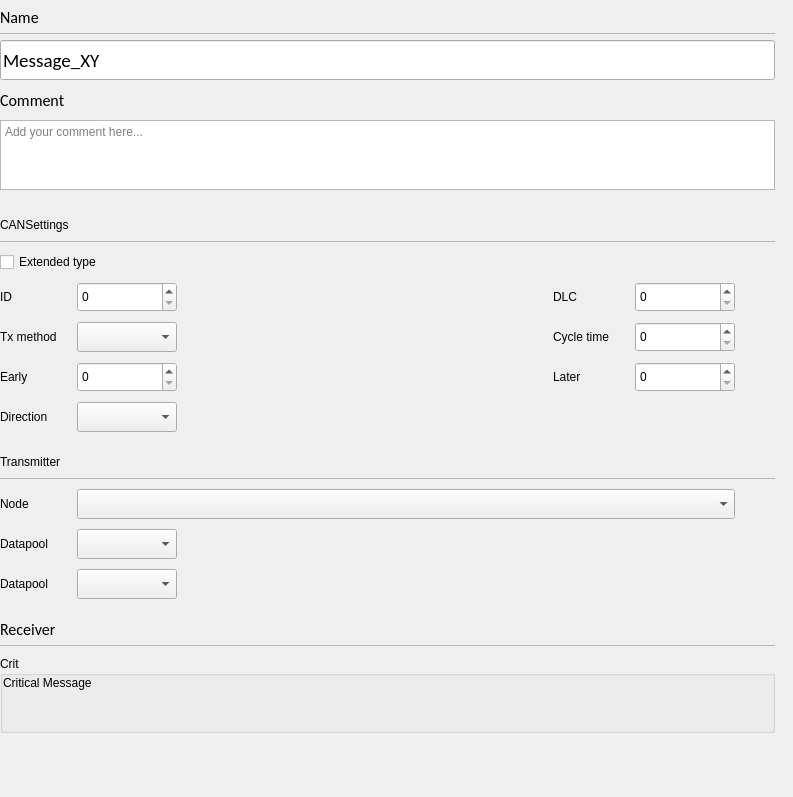
Before: the Qt Designer form opensyde_tool/src/system_definition/bus_edit/C_SdBueMessagePropertiesWidget.ui in openSYDE/openSYDE, drawn with Qt 5.
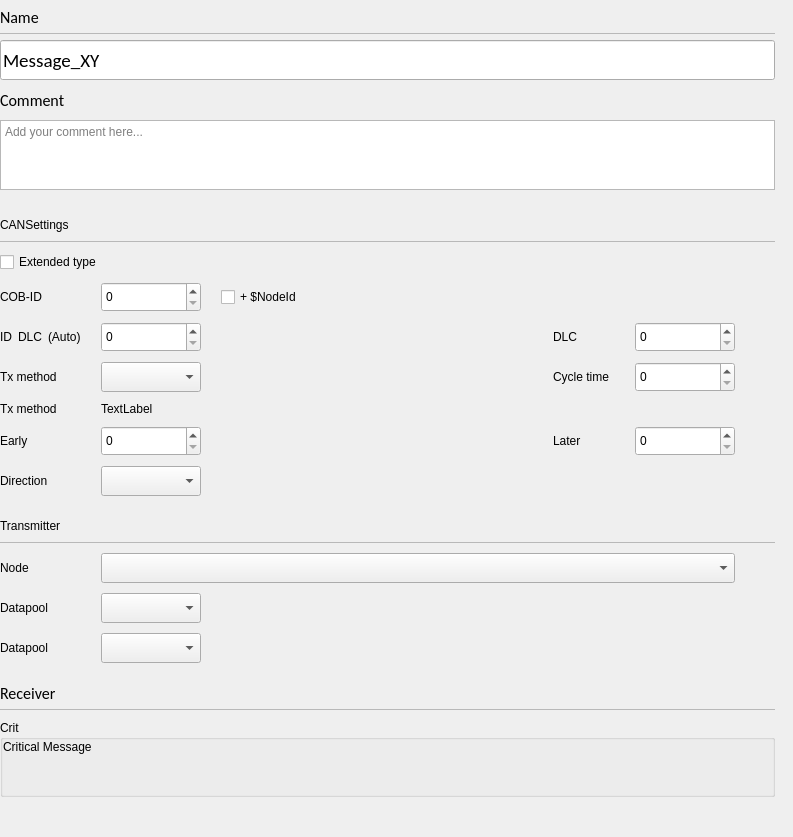
After: the same form once the commit is applied. Custom widgets are drawn as their Qt base class.

What changed in the file:
```diff
--- a/opensyde_tool/src/system_definition/bus_edit/C_SdBueMessagePropertiesWidget.ui
+++ b/opensyde_tool/src/system_definition/bus_edit/C_SdBueMessagePropertiesWidget.ui
@@ -10,7 +10,7 @@
     <x>0</x>
     <y>0</y>
     <width>793</width>
-    <height>797</height>
+    <height>837</height>
    </rect>
   </property>
   <property name="windowTitle">
@@ -246,252 +246,14 @@
       </layout>
      </item>
      <item>
-      <layout class="QGridLayout" name="gridLayout" rowstretch="0,0,0,0,0,0,0,0,0,0,0,0" columnstretch="0,0,0,0,0,0">
+      <layout class="QGridLayout" name="gridLayout" rowstretch="0,0,0,0,0,0,0,0,0,0,0,0,0,0" columnstretch="0,0,0,0,0,0">
        <property name="horizontalSpacing">
         <number>20</number>
        </property>
        <property name="verticalSpacing">
         <number>10</number>
        </property>
-       <item row="9" column="0">
-        <widget class="stw_opensyde_gui_elements::C_OgeLabGroupItem" name="pc_LabelTransmitterDatapoolOnly">
-         <property name="text">
-          <string>Datapool</string>
-         </property>
-        </widget>
-       </item>
-       <item row="4" column="0">
-        <widget class="stw_opensyde_gui_elements::C_OgeLabGroupItem" name="pc_LabelEarly">
-         <property name="text">
-          <string>Early</string>
-         </property>
-        </widget>
-       </item>
-       <item row="9" column="1">
-        <widget class="stw_opensyde_gui_elements::C_OgeCbxText" name="pc_ComboBoxTransmitterDatapoolOnly">
-         <property name="minimumSize">
-          <size>
-           <width>100</width>
-           <height>30</height>
-          </size>
-         </property>
-         <property name="maximumSize">
-          <size>
-           <width>16777215</width>
-           <height>30</height>
-          </size>
-         </property>
-        </widget>
-       </item>
-       <item row="3" column="4">
-        <widget class="stw_opensyde_gui_elements::C_OgeSpxNumber" name="pc_SpinBoxCycleTime">
-         <property name="minimumSize">
-          <size>
-           <width>100</width>
-           <height>30</height>
-          </size>
-         </property>
-         <property name="maximumSize">
-          <size>
-           <width>16777215</width>
-           <height>30</height>
-          </size>
-         </property>
-        </widget>
-       </item>
-       <item row="2" column="3">
-        <widget class="stw_opensyde_gui_elements::C_OgeLabGroupItem" name="pc_LabelDlc">
-         <property name="minimumSize">
-          <size>
-           <width>62</width>
-           <height>0</height>
-          </size>
-         </property>
-         <property name="maximumSize">
-          <size>
-           <width>62</width>
-           <height>16777215</height>
-          </size>
-         </property>
-         <property name="text">
-          <string>DLC</string>
-         </property>
-        </widget>
-       </item>
-       <item row="2" column="0">
-        <widget class="stw_opensyde_gui_elements::C_OgeLabGroupItem" name="pc_LabelID">
-         <property name="text">
-          <string>ID</string>
-         </property>
-        </widget>
-       </item>
-       <item row="2" column="1">
-        <widget class="stw_opensyde_gui_elements::C_OgeSpxNumber" name="pc_SpinBoxId">
-         <property name="minimumSize">
-          <size>
-           <width>100</width>
-           <height>30</height>
-          </size>
-         </property>
-         <property name="maximumSize">
-          <size>
-           <width>16777215</width>
-           <height>30</height>
-          </size>
-         </property>
-         <property name="displayIntegerBase">
-          <number>16</number>
-         </property>
-        </widget>
-       </item>
-       <item row="5" column="0">
-        <widget class="stw_opensyde_gui_elements::C_OgeLabGroupItem" name="pc_LabelDirection">
-         <property name="text">
-          <string>Direction</string>
-         </property>
-        </widget>
-       </item>
-       <item row="5" column="1">
-        <widget class="stw_opensyde_gui_elements::C_OgeCbxText" name="pc_ComboBoxDirection">
-         <property name="minimumSize">
-          <size>
-           <width>100</width>
-           <height>30</height>
-          </size>
-         </property>
-         <property name="maximumSize">
-          <size>
-           <width>16777215</width>
-           <height>30</height>
-          </size>
-         </property>
-        </widget>
-       </item>
-       <item row="10" column="0" colspan="6">
-        <layout class="QVBoxLayout" name="verticalLayout_13">
-         <property name="topMargin">
-          <number>5</number>
-         </property>
-         <item>
-          <widget class="stw_opensyde_gui_elements::C_OgeLabHeadingGroupBold" name="pc_LabelReceiver">
-           <property name="minimumSize">
-            <size>
-             <width>0</width>
-             <height>30</height>
-            </size>
-           </property>
-           <property name="maximumSize">
-            <size>
-             <width>16777215</width>
-             <height>30</height>
-            </size>
-           </property>
-           <property name="font">
-            <font>
-             <family>Calibri</family>
-             <pointsize>12</pointsize>
-            </font>
-           </property>
-           <property name="text">
-            <string>Receiver</string>
-           </property>
-          </widget>
-         </item>
-         <item>
-          <layout class="QHBoxLayout" name="horizontalLayout_28" stretch="1">
-           <property name="spacing">
-            <number>0</number>
-           </property>
-           <property name="leftMargin">
-            <number>0</number>
-           </property>
-           <property name="topMargin">
-            <number>1</number>
-           </property>
-           <item>
-            <widget class="stw_opensyde_gui_elements::C_OgeFraSeparator" name="pc_SeparatorReceiver">
-             <property name="minimumSize">
-              <size>
-               <width>0</width>
-               <height>1</height>
-              </size>
-             </property>
-             <property name="maximumSize">
-              <size>
-               <width>16777215</width>
-               <height>1</height>
-              </size>
-             </property>
-             <property name="frameShape">
-              <enum>QFrame::StyledPanel</enum>
-             </property>
-             <property name="frameShadow">
-              <enum>QFrame::Raised</enum>
-             </property>
-            </widget>
-           </item>
-          </layout>
-         </item>
-        </layout>
-       </item>
-       <item row="7" column="0">
-        <widget class="stw_opensyde_gui_elements::C_OgeLabGroupItem" name="pc_LabelTransmitterNode">
-         <property name="text">
-          <string>Node</string>
-         </property>
-        </widget>
-       </item>
-       <item row="3" column="3">
-        <widget class="stw_opensyde_gui_elements::C_OgeLabGroupItem" name="pc_LabelCycleTime">
-         <property name="text">
-          <string>Cycle time</string>
-         </property>
-        </widget>
-       </item>
-       <item row="2" column="2">
-        <spacer name="horizontalSpacer">
-         <property name="orientation">
-          <enum>Qt::Horizontal</enum>
-         </property>
-         <property name="sizeHint" stdset="0">
-          <size>
-           <width>10</width>
-           <height>1</height>
-          </size>
-         </property>
-        </spacer>
-       </item>
-       <item row="1" column="0" colspan="6">
-        <widget class="stw_opensyde_gui_elements::C_OgeChxProperties" name="pc_CheckBoxExtendedType">
-         <property name="text">
-          <string>Extended type</string>
-         </property>
-        </widget>
-       </item>
-       <item row="4" column="3">
-        <widget class="stw_opensyde_gui_elements::C_OgeLabGroupItem" name="pc_LabelLater">
-         <property name="text">
-          <string>Later</string>
-         </property>
-        </widget>
-       </item>
-       <item row="4" column="4">
-        <widget class="stw_opensyde_gui_elements::C_OgeSpxNumber" name="pc_SpinBoxLater">
-         <property name="minimumSize">
-          <size>
-           <width>100</width>
-           <height>30</height>
-          </size>
-         </property>
-         <property name="maximumSize">
-          <size>
-           <width>16777215</width>
-           <height>30</height>
-          </size>
-         </property>
-        </widget>
-       </item>
-       <item row="11" column="0" colspan="6">
+       <item row="13" column="0" colspan="6">
         <widget class="stw_opensyde_gui_elements::C_OgeGbxTransparent" name="pc_GroupBoxCriticalMessage">
          <property name="title">
           <string>Crit</string>
@@ -535,6 +297,68 @@
          </layout>
         </widget>
        </item>
+       <item row="3" column="2">
+        <spacer name="horizontalSpacer">
+         <property name="orientation">
+          <enum>Qt::Horizontal</enum>
+         </property>
+         <property name="sizeHint" stdset="0">
+          <size>
+           <width>10</width>
+           <height>1</height>
+          </size>
+         </property>
+        </spacer>
+       </item>
+       <item row="10" column="1">
+        <widget class="stw_opensyde_gui_elements::C_OgeCbxText" name="pc_ComboBoxTransmitterDatapool">
+         <property name="minimumSize">
+          <size>
+           <width>0</width>
+           <height>30</height>
+          </size>
+         </property>
+         <property name="maximumSize">
+          <size>
+           <width>16777215</width>
+           <height>30</height>
+          </size>
+         </property>
+        </widget>
+       </item>
+       <item row="2" column="0">
+        <widget class="stw_opensyde_gui_elements::C_OgeLabGroupItem" name="pc_LabelCobId">
+         <property name="text">
+          <string>COB-ID</string>
+         </property>
+        </widget>
+       </item>
+       <item row="2" column="1">
+        <widget class="stw_opensyde_gui_elements::C_OgeSpxNumber" name="pc_SpinBoxCobId">
+         <property name="minimumSize">
+          <size>
+           <width>100</width>
+           <height>30</height>
+          </size>
+         </property>
+         <property name="maximumSize">
+          <size>
+           <width>16777215</width>
+           <height>30</height>
+          </size>
+         </property>
+         <property name="displayIntegerBase">
+          <number>16</number>
+         </property>
+        </widget>
+       </item>
+       <item row="9" column="0">
+        <widget class="stw_opensyde_gui_elements::C_OgeLabGroupItem" name="pc_LabelTransmitterNode">
+         <property name="text">
+          <string>Node</string>
+         </property>
+        </widget>
+       </item>
        <item row="0" column="0" colspan="6">
         <layout class="QVBoxLayout" name="verticalLayout_11">
          <property name="topMargin">
@@ -596,46 +420,201 @@
          </item>
         </layout>
        </item>
+       <item row="11" column="1">
+        <widget class="stw_opensyde_gui_elements::C_OgeCbxText" name="pc_ComboBoxTransmitterDatapoolOnly">
+         <property name="minimumSize">
+          <size>
+           <width>100</width>
+           <height>30</height>
+          </size>
+         </property>
+         <property name="maximumSize">
+          <size>
+           <width>16777215</width>
+           <height>30</height>
+          </size>
+         </property>
+        </widget>
+       </item>
+       <item row="12" column="0" colspan="6">
+        <layout class="QVBoxLayout" name="verticalLayout_13">
+         <property name="topMargin">
+          <number>5</number>
+         </property>
+         <item>
+          <widget class="stw_opensyde_gui_elements::C_OgeLabHeadingGroupBold" name="pc_LabelReceiver">
+           <property name="minimumSize">
+            <size>
+             <width>0</width>
+             <height>30</height>
+            </size>
+           </property>
+           <property name="maximumSize">
+            <size>
+             <width>16777215</width>
+             <height>30</height>
+            </size>
+           </property>
+           <property name="font">
+            <font>
+             <family>Calibri</family>
+             <pointsize>12</pointsize>
+            </font>
+           </property>
+           <property name="text">
+            <string>Receiver</string>
+           </property>
+          </widget>
+         </item>
+         <item>
+          <layout class="QHBoxLayout" name="horizontalLayout_28" stretch="1">
+           <property name="spacing">
+            <number>0</number>
+           </property>
+           <property name="leftMargin">
+            <number>0</number>
+           </property>
+           <property name="topMargin">
+            <number>1</number>
+           </property>
+           <item>
+            <widget class="stw_opensyde_gui_elements::C_OgeFraSeparator" name="pc_SeparatorReceiver">
+             <property name="minimumSize">
+              <size>
+               <width>0</width>
+               <height>1</height>
+              </size>
+             </property>
+             <property name="maximumSize">
+              <size>
+               <width>16777215</width>
+               <height>1</height>
+              </size>
+             </property>
+             <property name="frameShape">
+              <enum>QFrame::StyledPanel</enum>
+             </property>
+             <property name="frameShadow">
+              <enum>QFrame::Raised</enum>
+             </property>
+            </widget>
+           </item>
+          </layout>
+         </item>
+        </layout>
+       </item>
        <item row="3" column="0">
+        <widget class="QWidget" name="pc_WidgetIdAndCoDlcLabel" native="true">
+         <layout class="QHBoxLayout" name="horizontalLayout">
+          <property name="leftMargin">
+           <number>0</number>
+          </property>
+          <property name="topMargin">
+           <number>0</number>
+          </property>
+          <property name="rightMargin">
+           <number>0</number>
+          </property>
+          <property name="bottomMargin">
+           <number>0</number>
+          </property>
+          <item>
+           <widget class="stw_opensyde_gui_elements::C_OgeLabGroupItem" name="pc_LabelID">
+            <property name="text">
+             <string>ID</string>
+            </property>
+           </widget>
+          </item>
+          <item>
+           <widget class="stw_opensyde_gui_elements::C_OgeLabGroupItem" name="pc_LabelCoDlc">
+            <property name="text">
+             <string>DLC</string>
+            </property>
+           </widget>
+          </item>
+          <item>
+           <widget class="stw_opensyde_gui_elements::C_OgeLabGenericNoPaddingNoMargins" name="pc_LabelCoDlcAuto">
+            <property name="text">
+             <string>(Auto)</string>
+            </property>
+           </widget>
+          </item>
+         </layout>
+        </widget>
+       </item>
+       <item row="3" column="3">
+        <widget class="stw_opensyde_gui_elements::C_OgeLabGroupItem" name="pc_LabelDlc">
+         <property name="minimumSize">
+          <size>
+           <width>62</width>
+           <height>0</height>
+          </size>
+         </property>
+         <property name="maximumSize">
+          <size>
+           <width>62</width>
+           <height>16777215</height>
+          </size>
+         </property>
+         <property name="text">
+          <string>DLC</string>
+         </property>
+        </widget>
+       </item>
+       <item row="6" column="0">
+        <widget class="stw_opensyde_gui_elements::C_OgeLabGroupItem" name="pc_LabelEarly">
+         <property name="text">
+          <string>Early</string>
+         </property>
+        </widget>
+       </item>
+       <item row="1" column="0" colspan="6">
+        <widget class="stw_opensyde_gui_elements::C_OgeChxProperties" name="pc_CheckBoxExtendedType">
+         <property name="text">
+          <string>Extended type</string>
+         </property>
+        </widget>
+       </item>
+       <item row="6" column="1">
+        <widget class="stw_opensyde_gui_elements::C_OgeSpxNumber" name="pc_SpinBoxEarly">
+         <property name="minimumSize">
+          <size>
+           <width>100</width>
+           <height>30</height>
+          </size>
+         </property>
+         <property name="maximumSize">
+          <size>
+           <width>16777215</width>
+           <height>30</height>
+          </size>
+         </property>
+        </widget>
+       </item>
+       <item row="6" column="4">
+        <widget class="stw_opensyde_gui_elements::C_OgeSpxNumber" name="pc_SpinBoxLater">
+         <property name="minimumSize">
+          <size>
+           <width>100</width>
+           <height>30</height>
+          </size>
+         </property>
+         <property name="maximumSize">
+          <size>
+           <width>16777215</width>
+           <height>30</height>
+          </size>
+         </property>
+        </widget>
+       </item>
+       <item row="4" column="0">
         <widget class="stw_opensyde_gui_elements::C_OgeLabGroupItem" name="pc_LabelTxMethod">
          <property name="text">
           <string>Tx method</string>
          </property>
         </widget>
        </item>
-       <item row="3" column="1">
-        <widget class="stw_opensyde_gui_elements::C_OgeCbxText" name="pc_ComboBoxTxMethod">
-         <property name="minimumSize">
-          <size>
-           <width>100</width>
-           <height>30</height>
-          </size>
-         </property>
-         <property name="maximumSize">
-          <size>
-           <width>16777215</width>
-           <height>30</height>
-          </size>
-         </property>
-        </widget>
-       </item>
-       <item row="2" column="4">
-        <widget class="stw_opensyde_gui_elements::C_OgeSpxNumber" name="pc_SpinBoxDlc">
-         <property name="minimumSize">
-          <size>
-           <width>100</width>
-           <height>30</height>
-          </size>
-         </property>
-         <property name="maximumSize">
-          <size>
-           <width>16777215</width>
-           <height>30</height>
-          </size>
-         </property>
-        </widget>
-       </item>
-       <item row="2" column="5">
+       <item row="3" column="5">
         <spacer name="horizontalSpacer_30">
          <property name="orientation">
           <enum>Qt::Horizontal</enum>
@@ -651,10 +630,26 @@
          </property>
         </spacer>
        </item>
-       <item row="4" column="1">
-        <widget class="stw_opensyde_gui_elements::C_OgeSpxNumber" name="pc_SpinBoxEarly">
+       <item row="9" column="1" colspan="4">
+        <widget class="stw_opensyde_gui_elements::C_OgeCbxText" name="pc_ComboBoxTransmitterNode">
          <property name="minimumSize">
           <size>
+           <width>120</width>
+           <height>30</height>
+          </size>
+         </property>
+         <property name="maximumSize">
+          <size>
+           <width>16777215</width>
+           <height>30</height>
+          </size>
+         </property>
+        </widget>
+       </item>
+       <item row="4" column="4">
+        <widget class="stw_opensyde_gui_elements::C_OgeSpxNumber" name="pc_SpinBoxCycleTime">
+         <property name="minimumSize">
+          <size>
            <width>100</width>
            <height>30</height>
           </size>
@@ -667,7 +662,148 @@
          </property>
         </widget>
        </item>
-       <item row="6" column="0" colspan="6">
+       <item row="3" column="1">
+        <widget class="QWidget" name="pc_WidgetIdAndCoDlcSpinBox" native="true">
+         <layout class="QHBoxLayout" name="horizontalLayout_2">
+          <property name="spacing">
+           <number>0</number>
+          </property>
+          <property name="leftMargin">
+           <number>0</number>
+          </property>
+          <property name="topMargin">
+           <number>0</number>
+          </property>
+          <property name="rightMargin">
+           <number>0</number>
+          </property>
+          <property name="bottomMargin">
+           <number>0</number>
+          </property>
+          <item>
+           <widget class="stw_opensyde_gui_elements::C_OgeSpxNumber" name="pc_SpinBoxId">
+            <property name="minimumSize">
+             <size>
+              <width>100</width>
+              <height>30</height>
+             </size>
+            </property>
+            <property name="maximumSize">
+             <size>
+              <width>16777215</width>
+              <height>30</height>
+             </size>
+            </property>
+            <property name="displayIntegerBase">
+             <number>16</number>
+            </property>
+           </widget>
+          </item>
+         </layout>
+        </widget>
+       </item>
+       <item row="2" column="2" colspan="3">
+        <widget class="stw_opensyde_gui_elements::C_OgeChxDefaultSmall" name="pc_CheckBoxCobIdWithNodeId">
+         <property name="minimumSize">
+          <size>
+           <width>300</width>
+           <height>0</height>
+          </size>
+         </property>
+         <property name="text">
+          <string>+ $NodeId</string>
+         </property>
+        </widget>
+       </item>
+       <item row="6" column="3">
+        <widget class="stw_opensyde_gui_elements::C_OgeLabGroupItem" name="pc_LabelLater">
+         <property name="text">
+          <string>Later</string>
+         </property>
+        </widget>
+       </item>
+       <item row="3" column="4">
+        <widget class="QWidget" name="pc_WidgetDlcSpinBox" native="true">
+         <layout class="QHBoxLayout" name="horizontalLayout_3">
+          <property name="spacing">
+           <number>0</number>
+          </property>
+          <property name="leftMargin">
+           <number>0</number>
+          </property>
+          <property name="topMargin">
+           <number>0</number>
+          </property>
+          <property name="rightMargin">
+           <number>0</number>
+          </property>
+          <property name="bottomMargin">
+           <number>0</number>
+          </property>
+          <item>
+           <widget class="stw_opensyde_gui_elements::C_OgeSpxNumber" name="pc_SpinBoxDlc">
+            <property name="minimumSize">
+             <size>
+              <width>100</width>
+              <height>30</height>
+             </size>
+            </property>
+            <property name="maximumSize">
+             <size>
+              <width>16777215</width>
+              <height>30</height>
+             </size>
+            </property>
+           </widget>
+          </item>
+         </layout>
+        </widget>
+       </item>
+       <item row="7" column="1">
+        <widget class="stw_opensyde_gui_elements::C_OgeCbxText" name="pc_ComboBoxDirection">
+         <property name="minimumSize">
+          <size>
+           <width>100</width>
+           <height>30</height>
+          </size>
+         </property>
+         <property name="maximumSize">
+          <size>
+           <width>16777215</width>
+           <height>30</height>
+          </size>
+         </property>
+        </widget>
+       </item>
+       <item row="5" column="0">
+        <widget class="stw_opensyde_gui_elements::C_OgeLabGroupItem" name="pc_LabelTxMethodCo">
+         <property name="text">
+          <string>Tx method</string>
+         </property>
+        </widget>
+       </item>
+       <item row="7" column="0">
+        <widget class="stw_opensyde_gui_elements::C_OgeLabGroupItem" name="pc_LabelDirection">
+         <property name="text">
+          <string>Direction</string>
+         </property>
+        </widget>
+       </item>
+       <item row="10" column="0">
+        <widget class="stw_opensyde_gui_elements::C_OgeLabGroupItem" name="pc_LabelTransmitterDatapool">
+         <property name="text">
+          <string>Datapool</string>
+         </property>
+        </widget>
+       </item>
+       <item row="4" column="3">
+        <widget class="stw_opensyde_gui_elements::C_OgeLabGroupItem" name="pc_LabelCycleTime">
+         <property name="text">
+          <string>Cycle time</string>
+         </property>
+        </widget>
+       </item>
+       <item row="8" column="0" colspan="6">
         <layout class="QVBoxLayout" name="verticalLayout_12">
          <property name="topMargin">
           <number>5</number>
@@ -728,43 +864,76 @@
          </item>
         </layout>
        </item>
-       <item row="8" column="0">
-        <widget class="stw_opensyde_gui_elements::C_OgeLabGroupItem" name="pc_LabelTransmitterDatapool">
+       <item row="11" column="0">
+        <widget class="stw_opensyde_gui_elements::C_OgeLabGroupItem" name="pc_LabelTransmitterDatapoolOnly">
          <property name="text">
           <string>Datapool</string>
          </property>
         </widget>
        </item>
-       <item row="8" column="1">
-        <widget class="stw_opensyde_gui_elements::C_OgeCbxText" name="pc_ComboBoxTransmitterDatapool">
-         <property name="minimumSize">
-          <size>
-           <width>0</width>
-           <height>30</height>
-          </size>
-         </property>
-         <property name="maximumSize">
-          <size>
-           <width>16777215</width>
-           <height>30</height>
-          </size>
-         </property>
+       <item row="4" column="1">
+        <widget class="QWidget" name="pc_WidgetTxMethod" native="true">
+         <layout class="QHBoxLayout" name="horizontalLayout_4">
+          <property name="spacing">
+           <number>0</number>
+          </property>
+          <property name="leftMargin">
+           <number>0</number>
+          </property>
+          <property name="topMargin">
+           <number>0</number>
+          </property>
+          <property name="rightMargin">
+           <number>0</number>
+          </property>
+          <property name="bottomMargin">
+           <number>0</number>
+          </property>
+          <item>
+           <widget class="stw_opensyde_gui_elements::C_OgeCbxText" name="pc_ComboBoxTxMethod">
+            <property name="minimumSize">
+             <size>
+              <width>100</width>
+              <height>30</height>
+             </size>
+            </property>
+            <property name="maximumSize">
+             <size>
+              <width>16777215</width>
+              <height>30</height>
+             </size>
+            </property>
+           </widget>
+          </item>
+         </layout>
         </widget>
        </item>
-       <item row="7" column="1" colspan="4">
-        <widget class="stw_opensyde_gui_elements::C_OgeCbxText" name="pc_ComboBoxTransmitterNode">
-         <property name="minimumSize">
-          <size>
-           <width>120</width>
-           <height>30</height>
-          </size>
-         </property>
-         <property name="maximumSize">
-          <size>
-           <width>16777215</width>
-           <height>30</height>
-          </size>
-         </property>
+       <item row="5" column="1" colspan="4">
+        <widget class="QWidget" name="pc_WidgetTxMethodCo" native="true">
+         <layout class="QHBoxLayout" name="horizontalLayout_5">
+          <property name="spacing">
+           <number>0</number>
+          </property>
+          <property name="leftMargin">
+           <number>0</number>
+          </property>
+          <property name="topMargin">
+           <number>0</number>
+          </property>
+          <property name="rightMargin">
+           <number>0</number>
+          </property>
+          <property name="bottomMargin">
+           <number>0</number>
+          </property>
+          <item>
+           <widget class="QLabel" name="pc_LabelPlaceHolderForLayout">
+            <property name="text">
+             <string>TextLabel</string>
+            </property>
+           </widget>
+          </item>
+         </layout>
         </widget>
        </item>
       </layout>
@@ -819,11 +988,6 @@
   </layout>
  </widget>
  <customwidgets>
-  <customwidget>
-   <class>stw_opensyde_gui_elements::C_OgeLabHeadingGroupBold</class>
-   <extends>QLabel</extends>
-   <header>C_OgeLabHeadingGroupBold.h</header>
-  </customwidget>
   <customwidget>
    <class>stw_opensyde_gui_elements::C_OgeFraSeparator</class>
    <extends>QFrame</extends>
@@ -840,22 +1004,27 @@
    <extends>QLabel</extends>
    <header>C_OgeLabGroupItem.h</header>
   </customwidget>
+  <customwidget>
+   <class>stw_opensyde_gui_elements::C_OgeLabHeadingGroupBold</class>
+   <extends>QLabel</extends>
+   <header>C_OgeLabHeadingGroupBold.h</header>
+  </customwidget>
   <customwidget>
    <class>stw_opensyde_gui_elements::C_OgeCbxText</class>
    <extends>QComboBox</extends>
    <header>C_OgeCbxText.h</header>
   </customwidget>
-  <customwidget>
-   <class>stw_opensyde_gui_elements::C_OgeGbxTransparent</class>
-   <extends>QGroupBox</extends>
-   <header>C_OgeGbxTransparent.h</header>
-   <container>1</container>
-  </customwidget>
   <customwidget>
    <class>stw_opensyde_gui_elements::C_OgeLePropertiesName</class>
    <extends>QLineEdit</extends>
    <header>C_OgeLePropertiesName.h</header>
   </customwidget>
+  <customwidget>
+   <class>stw_opensyde_gui_elements::C_OgeGbxTransparent</class>
+   <extends>QGroupBox</extends>
+   <header>C_OgeGbxTransparent.h</header>
+   <container>1</container>
+  </customwidget>
   <customwidget>
    <class>stw_opensyde_gui_elements::C_OgeSpxNumber</class>
    <extends>QSpinBox</extends>
@@ -872,6 +1041,16 @@
    <header>C_SdBueMessageRxList.h</header>
    <container>1</container>
   </customwidget>
+  <customwidget>
+   <class>stw_opensyde_gui_elements::C_OgeChxDefaultSmall</class>
+   <extends>QCheckBox</extends>
+   <header>C_OgeChxDefaultSmall.h</header>
+  </customwidget>
+  <customwidget>
+   <class>stw_opensyde_gui_elements::C_OgeLabGenericNoPaddingNoMargins</class>
+   <extends>QLabel</extends>
+   <header>C_OgeLabGenericNoPaddingNoMargins.h</header>
+  </customwidget>
  </customwidgets>
  <tabstops>
   <tabstop>pc_LineEditName</tabstop>
```
Left out of the diff: 3 changed lines with no effect on the pictures.
